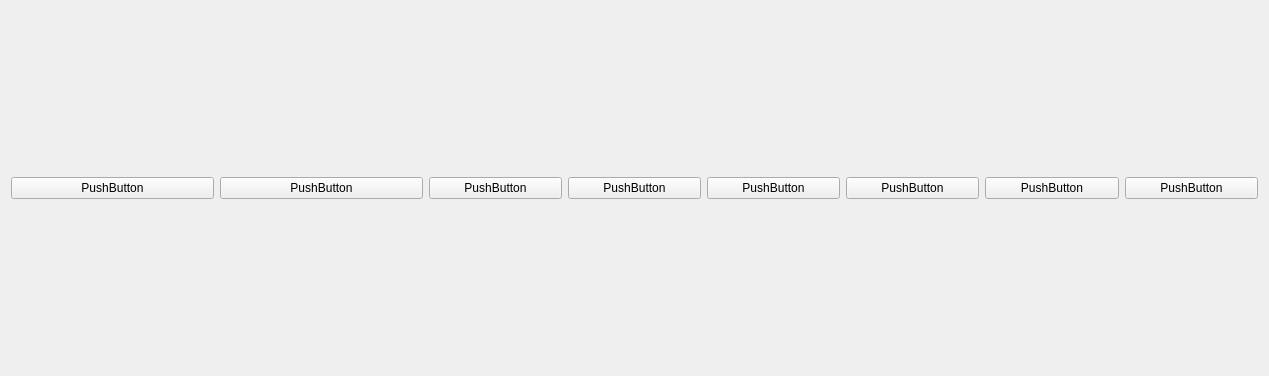
Old version of the form mainwindow.ui in the repository vegardsl/OperatorControlStation.
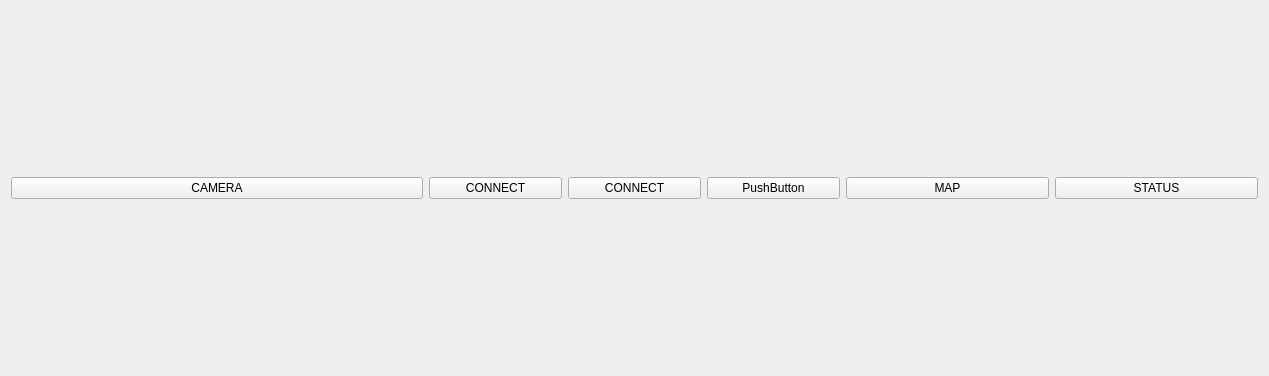
New version of the form.

```diff
--- a/mainwindow.ui
+++ b/mainwindow.ui
@@ -26,14 +26,7 @@
             <item>
              <widget class="QPushButton" name="pushButton_4">
               <property name="text">
-               <string>PushButton</string>
-              </property>
-             </widget>
-            </item>
-            <item>
-             <widget class="QPushButton" name="pushButton_5">
-              <property name="text">
-               <string>PushButton</string>
+               <string>CAMERA</string>
               </property>
              </widget>
             </item>
@@ -48,14 +41,14 @@
             <item row="0" column="0">
              <widget class="QPushButton" name="pushButton">
               <property name="text">
-               <string>PushButton</string>
+               <string>CONNECT</string>
               </property>
              </widget>
             </item>
             <item row="0" column="1">
              <widget class="QPushButton" name="pushButton_2">
               <property name="text">
-               <string>PushButton</string>
+               <string>CONNECT</string>
               </property>
              </widget>
             </item>
@@ -77,21 +70,14 @@
             <item>
              <widget class="QPushButton" name="pushButton_6">
               <property name="text">
-               <string>PushButton</string>
+               <string>MAP</string>
               </property>
              </widget>
             </item>
             <item>
              <widget class="QPushButton" name="pushButton_8">
               <property name="text">
-               <string>PushButton</string>
-              </property>
-             </widget>
-            </item>
-            <item>
-             <widget class="QPushButton" name="pushButton_7">
-              <property name="text">
-               <string>PushButton</string>
+               <string>STATUS</string>
               </property>
              </widget>
             </item>
```
Left out of the diff: 2 changed lines with no effect on the pictures.
